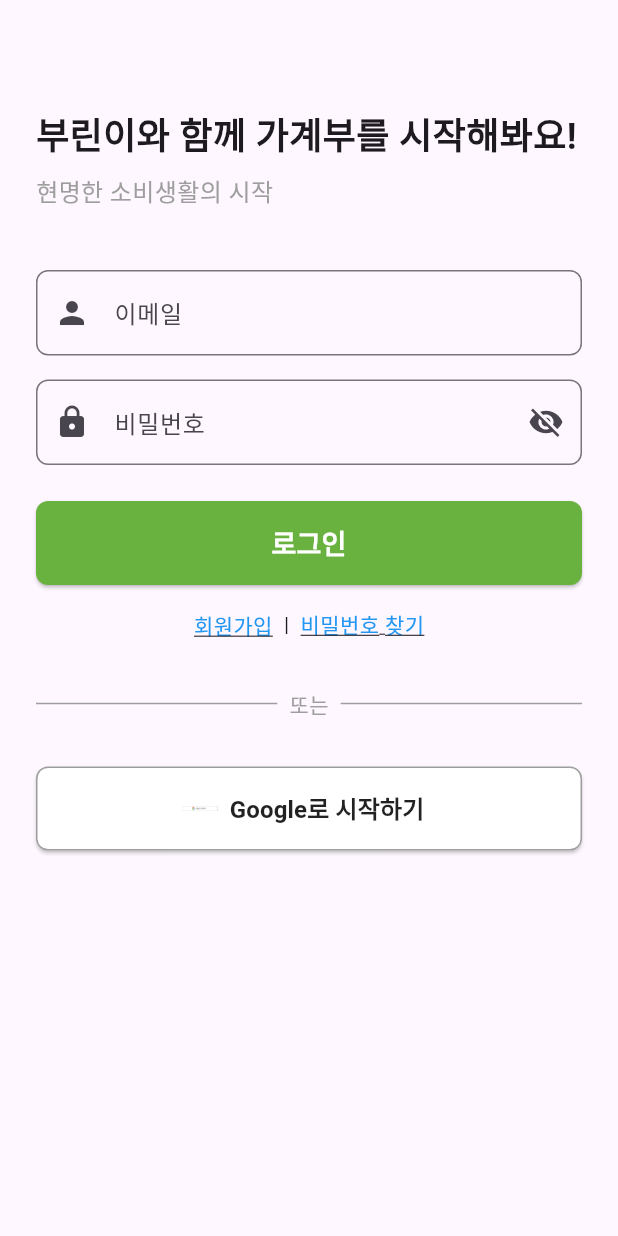
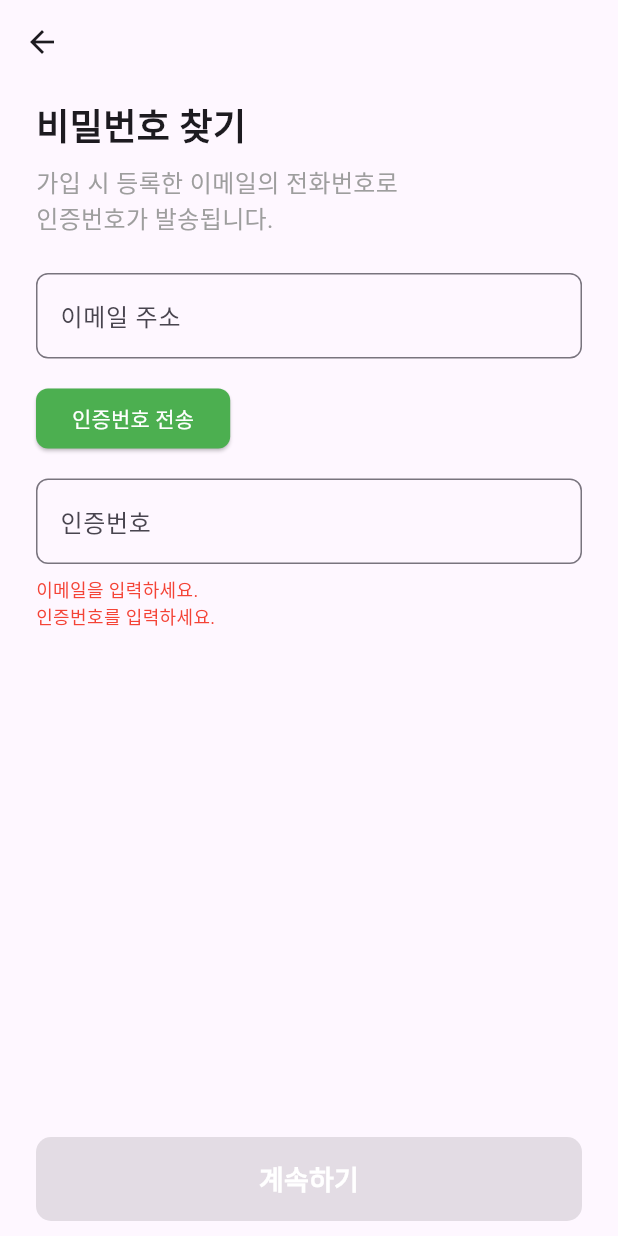
Before and after one commit to IblackgoatI/Graduation_Project, a Flutter app: the LoginScreen screen opened directly, after a tap on "비밀번호 찾기", on a phone screen of 412 x 824 dp. Run offline on Flutter 3.47's test engine with Material 3 defaults, Android fonts, the phone set to English and light mode, and no system bars; our stand-ins replace cloud_firestore, firebase_auth, firebase_core, smooth_page_indicator; accounts and stored records are empty.

Commit message:
비밀번호 찾기, 로그인 화면 ui변경

```diff
--- a/lib/screens/login.dart
+++ b/lib/screens/login.dart
@@ -2,6 +2,7 @@ import 'package:firebase_auth/firebase_auth.dart';
 import 'package:flutter/material.dart';
 import 'regist.dart'; // 회원가입 화면 (예시)
 import 'asset.dart';
+import 'pwreset.dart';
 
 class LoginScreen extends StatefulWidget {
   const LoginScreen({Key? key}) : super(key: key);
@@ -19,6 +20,9 @@ class _LoginScreenState extends State<LoginScreen> {
 
   // 비밀번호 표시 여부 상태
   bool _passwordVisible = false;
+
+  bool get _isLoginFormValid =>
+      _idController.text.trim().isNotEmpty && _passwordController.text.trim().isNotEmpty;
 
   @override
   void dispose() {
@@ -110,7 +114,7 @@ class _LoginScreenState extends State<LoginScreen> {
                   padding: const EdgeInsets.symmetric(horizontal: 24.0),
                   child: Column(
                     children: [
-                      // 아이디 입력 필드
+                      // 이메일 입력 필드
                       TextField(
                         controller: _idController,
                         decoration: InputDecoration(
@@ -121,6 +125,7 @@ class _LoginScreenState extends State<LoginScreen> {
                           ),
                           prefixIcon: const Icon(Icons.person),
                         ),
+                        onChanged: (_) => setState(() {}), // 입력이 바뀔 때마다 setState 호출
                       ),
                       const SizedBox(height: 16),
 
@@ -148,6 +153,7 @@ class _LoginScreenState extends State<LoginScreen> {
                             },
                           ),
                         ),
+                        onChanged: (_) => setState(() {}),
                       ),
                       const SizedBox(height: 24),
 
@@ -162,7 +168,7 @@ class _LoginScreenState extends State<LoginScreen> {
                               borderRadius: BorderRadius.circular(8.0),
                             ),
                           ),
-                          onPressed: _isLoading ? null : _login,
+                          onPressed: _isLoading || !_isLoginFormValid ? null : _login,
                           child: _isLoading
                               ? const CircularProgressIndicator(
                             color: Colors.white,
@@ -201,7 +207,11 @@ class _LoginScreenState extends State<LoginScreen> {
                           const Text('  |  '),
                           GestureDetector(
                             onTap: () {
-                              // 비밀번호 찾기 화면 이동 (추후 구현)
+                              //비밀번호 찾기 화면으로 이동
+                              Navigator.of(context).push(
+                                MaterialPageRoute(builder: (context) => const PasswordResetScreen()),
+                              );
+
                             },
                             child: const Text(
                               '비밀번호 찾기',
--- /dev/null
+++ b/lib/screens/pwreset.dart
@@ -0,0 +1,513 @@
+import 'dart:async';
+import 'package:cloud_firestore/cloud_firestore.dart'; // Firestore 사용
+import 'package:firebase_auth/firebase_auth.dart';
+import 'package:flutter/material.dart';
+import 'package:flutter/services.dart';
+
+import 'login.dart';
+
+
+class PasswordResetScreen extends StatefulWidget {
+  const PasswordResetScreen({Key? key}) : super(key: key);
+
+  @override
+  State<PasswordResetScreen> createState() => _PasswordResetScreenState();
+}
+
+class _PasswordResetScreenState extends State<PasswordResetScreen> {
+  final PageController _pageController = PageController();
+  int _currentStep = 0;
+
+  // 스텝 1: 이메일 인증 → Firestore에서 전화번호 조회 후 인증번호 전송
+  final TextEditingController _emailController = TextEditingController();
+  final TextEditingController _verificationController = TextEditingController();
+  String? _verificationId;
+  Timer? _resendTimer;
+  int _resendCountdown = 0;
+
+  // 스텝 2: 비밀번호 변경
+  final TextEditingController _newPasswordController = TextEditingController();
+  final TextEditingController _confirmPasswordController = TextEditingController();
+  bool _newPasswordVisible = false;
+  bool _confirmPasswordVisible = false;
+
+  // 정규식: 이메일, 비밀번호
+  final RegExp _emailRegex = RegExp(r'^[^@]+@[^@]+\.[^@]+$');
+  final RegExp _passwordRegex = RegExp(r'^[A-Za-z][A-Za-z0-9]{5,15}$');
+
+  @override
+  void initState() {
+    super.initState();
+    _emailController.addListener(_onFieldChanged);
+    _verificationController.addListener(_onFieldChanged);
+    _newPasswordController.addListener(_onFieldChanged);
+    _confirmPasswordController.addListener(_onFieldChanged);
+  }
+
+  void _onFieldChanged() => setState(() {});
+
+  @override
+  void dispose() {
+    _resendTimer?.cancel();
+    _pageController.dispose();
+    _emailController.dispose();
+    _verificationController.dispose();
+    _newPasswordController.dispose();
+    _confirmPasswordController.dispose();
+    super.dispose();
+  }
+
+  //////////////////////////////////////////////////////////////////////////////
+  // STEP 1: 이메일 인증 → Firestore에서 해당 이메일의 전화번호 조회 후 인증번호 전송
+  //////////////////////////////////////////////////////////////////////////////
+
+  Future<void> _sendVerificationCode() async {
+    final email = _emailController.text.trim();
+    if (!_emailRegex.hasMatch(email)) {
+      _showError('유효한 이메일 주소를 입력하세요.');
+      return;
+    }
+
+    try {
+      // Firestore에서 해당 이메일을 가진 사용자 문서를 조회 (컬렉션 이름은 'Users')
+      final querySnapshot = await FirebaseFirestore.instance
+          .collection('Users')
+          .where('UserId', isEqualTo: email)
+          .limit(1)
+          .get();
+
+      if (querySnapshot.docs.isEmpty) {
+        _showError('해당 이메일로 가입된 계정을 찾을 수 없습니다.');
+        return;
+      }
+
+      // 문서가 존재하면, 그 문서의 'PNum' 필드에서 전화번호를 추출
+      final userDoc = querySnapshot.docs.first;
+      final String phoneNumberRaw = userDoc.get('PNum') ?? '';
+      if (phoneNumberRaw.isEmpty) {
+        _showError('이 계정에 등록된 전화번호가 없습니다.');
+        return;
+      }
+
+      // 전화번호를 E.164 형식으로 변환 (예: "010-1234-5678" → "+821012345678")
+      String digits = phoneNumberRaw.replaceAll(RegExp(r'[^0-9]'), '');
+      if (digits.startsWith('0')) {
+        digits = digits.substring(1);
+      }
+      final String phoneNumber = '+82$digits';
+
+      await FirebaseAuth.instance.verifyPhoneNumber(
+        phoneNumber: phoneNumber,
+        timeout: const Duration(seconds: 60),
+        verificationCompleted: (PhoneAuthCredential credential) async {
+          // 자동 인증 완료 시 처리 (필요하면 구현)
+        },
+        verificationFailed: (FirebaseAuthException e) {
+          _showError(e.message ?? '전화번호 인증 실패');
+        },
+        codeSent: (String verificationId, int? resendToken) {
+          setState(() {
+            _verificationId = verificationId;
+            _resendCountdown = 60;
+          });
+          _startResendTimer();
+          _showError('인증번호가 전송되었습니다.');
+        },
+        codeAutoRetrievalTimeout: (String verificationId) {
+          setState(() {
+            _verificationId = verificationId;
+          });
+        },
+      );
+    } catch (e) {
+      _showError('인증번호 전송 중 오류가 발생했습니다.');
+    }
+  }
+
+  void _startResendTimer() {
+    _resendTimer?.cancel();
+    _resendTimer = Timer.periodic(const Duration(seconds: 1), (timer) {
+      if (_resendCountdown > 0) {
+        setState(() {
+          _resendCountdown--;
+        });
+      } else {
+        timer.cancel();
+      }
+    });
+  }
+
+  Future<void> _verifyCodeAndGoNext() async {
+    if (_verificationId == null) {
+      _showError('먼저 인증번호 전송을 진행해주세요.');
+      return;
+    }
+    if (_verificationController.text.trim().isEmpty) {
+      _showError('인증번호를 입력하세요.');
+      return;
+    }
+
+    try {
+      PhoneAuthCredential credential = PhoneAuthProvider.credential(
+        verificationId: _verificationId!,
+        smsCode: _verificationController.text.trim(),
+      );
+      await FirebaseAuth.instance.signInWithCredential(credential);
+
+      // 인증 성공 시 스텝 2로 이동
+      _pageController.nextPage(
+        duration: const Duration(milliseconds: 300),
+        curve: Curves.ease,
+      );
+      setState(() {
+        _currentStep = 1;
+      });
+    } on FirebaseAuthException catch (e) {
+      if (e.code == 'invalid-verification-code') {
+        _showError('잘못된 인증번호입니다. 다시 입력해주세요.');
+      } else if (e.code == 'session-expired') {
+        _showError('인증번호가 만료되었습니다. 다시 시도해주세요.');
+      } else {
+        _showError(e.message ?? '인증에 실패했습니다.');
+      }
+    } catch (e) {
+      _showError('인증에 실패했습니다.');
+    }
+  }
+
+  //////////////////////////////////////////////////////////////////////////////
+  // STEP 2: 비밀번호 변경
+  //////////////////////////////////////////////////////////////////////////////
+
+  Future<void> _changePassword() async {
+    final String newPassword = _newPasswordController.text.trim();
+    final String confirmPassword = _confirmPasswordController.text.trim();
+
+    if (newPassword.isEmpty || confirmPassword.isEmpty) {
+      _showError('비밀번호를 입력하세요.');
+      return;
+    }
+    if (!_passwordRegex.hasMatch(newPassword)) {
+      _showError('비밀번호는 영문으로 시작하며, 영문/숫자만 6~16자 가능합니다.');
+      return;
+    }
+    if (newPassword != confirmPassword) {
+      _showError('비밀번호가 일치하지 않습니다.');
+      return;
+    }
+
+    try {
+      User? user = FirebaseAuth.instance.currentUser;
+      if (user == null) {
+        _showError('로그인된 사용자가 없습니다. 다시 인증을 진행해주세요.');
+        return;
+      }
+      await user.updatePassword(newPassword);
+
+      ScaffoldMessenger.of(context).showSnackBar(
+        const SnackBar(content: Text('비밀번호가 성공적으로 변경되었습니다.')),
+      );
+
+      // 비밀번호 변경 후 로그인 화면으로 이동
+      Navigator.of(context).pushReplacement(
+        MaterialPageRoute(builder: (context) => const LoginScreen()),
+      );
+    } on FirebaseAuthException catch (e) {
+      _showError(e.message ?? '비밀번호 변경에 실패했습니다.');
+    } catch (e) {
+      _showError('비밀번호 변경에 실패했습니다.');
+    }
+  }
+
+  //////////////////////////////////////////////////////////////////////////////
+  // STEP별 오류 메시지 반환
+  //////////////////////////////////////////////////////////////////////////////
+
+  List<String> _getValidationErrorsForStep(int step) {
+    List<String> errors = [];
+    if (step == 0) {
+      // STEP 1: 이메일 & 인증번호
+      if (_emailController.text.trim().isEmpty) {
+        errors.add("이메일을 입력하세요.");
+      } else if (!_emailRegex.hasMatch(_emailController.text.trim())) {
+        errors.add("유효한 이메일 주소를 입력하세요.");
+      }
+      if (_verificationController.text.trim().isEmpty) {
+        errors.add("인증번호를 입력하세요.");
+      }
+    } else if (step == 1) {
+      // STEP 2: 새 비밀번호 & 비밀번호 확인
+      final String newPw = _newPasswordController.text.trim();
+      final String confirmPw = _confirmPasswordController.text.trim();
+      if (newPw.isEmpty) {
+        errors.add("새 비밀번호를 입력하세요.");
+      } else if (!_passwordRegex.hasMatch(newPw)) {
+        errors.add("비밀번호는 영문으로 시작, 영문/숫자 6~16자 가능합니다.");
+      }
+      if (confirmPw.isEmpty) {
+        errors.add("비밀번호 확인을 입력하세요.");
+      } else if (newPw != confirmPw && newPw.isNotEmpty) {
+        errors.add("비밀번호가 일치하지 않습니다.");
+      }
+    }
+    return errors;
+  }
+
+  bool _isCurrentStepValid() {
+    return _getValidationErrorsForStep(_currentStep).isEmpty;
+  }
+
+  void _showError(String message) {
+    ScaffoldMessenger.of(context).showSnackBar(
+      SnackBar(content: Text(message), backgroundColor: Colors.red),
+    );
+  }
+
+  /// STEP 1 - 이메일 입력 및 인증번호 전송
+  Widget _buildStep1() {
+    final errors = _getValidationErrorsForStep(0);
+    final bool isValid = _isCurrentStepValid();
+
+    return Column(
+      children: [
+        Expanded(
+          child: SingleChildScrollView(
+            padding: const EdgeInsets.symmetric(horizontal: 24.0, vertical: 10),
+            child: Column(
+              crossAxisAlignment: CrossAxisAlignment.start,
+              children: [
+                const Text(
+                  "비밀번호 찾기",
+                  style: TextStyle(fontSize: 24, fontWeight: FontWeight.bold),
+                ),
+                const SizedBox(height: 8),
+                const Text(
+                  "가입 시 등록한 이메일의 전화번호로\n인증번호가 발송됩니다.",
+                  style: TextStyle(fontSize: 16, color: Colors.grey),
+                ),
+                const SizedBox(height: 24),
+                // 이메일 입력
+                TextField(
+                  controller: _emailController,
+                  keyboardType: TextInputType.emailAddress,
+                  decoration: InputDecoration(
+                    labelText: "이메일 주소",
+                    hintText: "예) example@domain.com",
+                    border: OutlineInputBorder(
+                      borderRadius: BorderRadius.circular(8),
+                    ),
+                    contentPadding: const EdgeInsets.symmetric(vertical: 16, horizontal: 12),
+                  ),
+                ),
+                const SizedBox(height: 16),
+                // 인증번호 전송 버튼
+                ElevatedButton(
+                  style: ElevatedButton.styleFrom(
+                    backgroundColor: _resendCountdown > 0 ? Colors.grey : Colors.green,
+                    shape: RoundedRectangleBorder(
+                      borderRadius: BorderRadius.circular(8),
+                    ),
+                  ),
+                  onPressed: _resendCountdown > 0 ? null : _sendVerificationCode,
+                  child: _resendCountdown > 0
+                      ? Text(
+                    "재전송 대기: $_resendCountdown초",
+                    style: const TextStyle(color: Colors.red),
+                  )
+                      : const Text(
+                    "인증번호 전송",
+                    style: TextStyle(color: Colors.white),
+                  ),
+                ),
+                const SizedBox(height: 16),
+                // 인증번호 입력
+                TextField(
+                  controller: _verificationController,
+                  keyboardType: TextInputType.number,
+                  decoration: InputDecoration(
+                    labelText: "인증번호",
+                    hintText: "인증번호 입력",
+                    border: OutlineInputBorder(
+                      borderRadius: BorderRadius.circular(8),
+                    ),
+                    contentPadding: const EdgeInsets.symmetric(vertical: 16, horizontal: 12),
+                  ),
+                ),
+                // 오류 메시지 표시
+                if (_currentStep == 0 && errors.isNotEmpty) ...[
+                  const SizedBox(height: 8),
+                  for (final error in errors)
+                    Text(
+                      error,
+                      style: const TextStyle(color: Colors.red, fontSize: 12),
+                    ),
+                ],
+              ],
+            ),
+          ),
+        ),
+        // 계속하기 버튼
+        Padding(
+          padding: const EdgeInsets.symmetric(horizontal: 24.0, vertical: 10),
+          child: SizedBox(
+            width: double.infinity,
+            height: 56,
+            child: ElevatedButton(
+              style: ElevatedButton.styleFrom(
+                backgroundColor: isValid ? Colors.green : Colors.grey,
+                shape: RoundedRectangleBorder(
+                  borderRadius: BorderRadius.circular(10),
+                ),
+              ),
+              onPressed: isValid ? _verifyCodeAndGoNext : null,
+              child: const Text(
+                "계속하기",
+                style: TextStyle(color: Colors.white, fontSize: 18, fontWeight: FontWeight.bold),
+              ),
+            ),
+          ),
+        ),
+      ],
+    );
+  }
+
+  /// STEP 2 - 비밀번호 변경
+  Widget _buildStep2() {
+    final errors = _getValidationErrorsForStep(1);
+    final bool isValid = _isCurrentStepValid();
+
+    return Column(
+      children: [
+        Expanded(
+          child: SingleChildScrollView(
+            padding: const EdgeInsets.symmetric(horizontal: 24.0, vertical: 10),
+            child: Column(
+              crossAxisAlignment: CrossAxisAlignment.start,
+              children: [
+                const Text(
+                  "비밀번호 변경",
+                  style: TextStyle(fontSize: 24, fontWeight: FontWeight.bold),
+                ),
+                const SizedBox(height: 8),
+                const Text(
+                  "새로운 비밀번호를 입력 해주세요.",
+                  style: TextStyle(fontSize: 16, color: Colors.grey),
+                ),
+                const SizedBox(height: 24),
+                // 새로운 비밀번호
+                TextField(
+                  controller: _newPasswordController,
+                  obscureText: !_newPasswordVisible,
+                  decoration: InputDecoration(
+                    labelText: "새로운 비밀번호 (영문+숫자 6~16자)",
+                    border: OutlineInputBorder(
+                      borderRadius: BorderRadius.circular(8),
+                    ),
+                    contentPadding: const EdgeInsets.symmetric(vertical: 16, horizontal: 12),
+                    suffixIcon: IconButton(
+                      icon: Icon(_newPasswordVisible ? Icons.visibility : Icons.visibility_off),
+                      onPressed: () {
+                        setState(() {
+                          _newPasswordVisible = !_newPasswordVisible;
+                        });
+                      },
+                    ),
+                  ),
+                ),
+                const SizedBox(height: 16),
+                // 비밀번호 확인
+                TextField(
+                  controller: _confirmPasswordController,
+                  obscureText: !_confirmPasswordVisible,
+                  decoration: InputDecoration(
+                    labelText: "비밀번호 확인",
+                    border: OutlineInputBorder(
+                      borderRadius: BorderRadius.circular(8),
+                    ),
+                    contentPadding: const EdgeInsets.symmetric(vertical: 16, horizontal: 12),
+                    suffixIcon: IconButton(
+                      icon: Icon(_confirmPasswordVisible ? Icons.visibility : Icons.visibility_off),
+                      onPressed: () {
+                        setState(() {
+                          _confirmPasswordVisible = !_confirmPasswordVisible;
+                        });
+                      },
+                    ),
+                  ),
+                ),
+                // 오류 메시지 표시
+                if (_currentStep == 1 && errors.isNotEmpty) ...[
+                  const SizedBox(height: 8),
+                  for (final error in errors)
+                    Text(
+                      error,
+                      style: const TextStyle(color: Colors.red, fontSize: 12),
+                    ),
+                ],
+              ],
+            ),
+          ),
+        ),
+        // 변경하기 버튼
+        Padding(
+          padding: const EdgeInsets.symmetric(horizontal: 24.0, vertical: 10),
+          child: SizedBox(
+            width: double.infinity,
+            height: 56,
+            child: ElevatedButton(
+              style: ElevatedButton.styleFrom(
+                backgroundColor: isValid ? const Color(0xFF69B23F) : Colors.grey,
+                shape: RoundedRectangleBorder(
+                  borderRadius: BorderRadius.circular(10),
+                ),
+              ),
+              onPressed: isValid ? _changePassword : null,
+              child: const Text(
+                "변경하기",
+                style: TextStyle(color: Colors.white, fontSize: 18, fontWeight: FontWeight.bold),
+              ),
+            ),
+          ),
+        ),
+      ],
+    );
+  }
+
+  //////////////////////////////////////////////////////////////////////////////
+  // 메인 빌드
+  //////////////////////////////////////////////////////////////////////////////
+
+  @override
+  Widget build(BuildContext context) {
+    return Scaffold(
+      appBar: AppBar(
+        leading: _currentStep > 0
+            ? IconButton(
+          icon: const Icon(Icons.arrow_back),
+          onPressed: () {
+            _pageController.previousPage(
+              duration: const Duration(milliseconds: 300),
+              curve: Curves.ease,
+            );
+            setState(() {
+              _currentStep--;
+            });
+          },
+        )
+            : null,
+      ),
+      body: GestureDetector(
+        behavior: HitTestBehavior.opaque,
+        onTap: () => FocusScope.of(context).unfocus(),
+        child: PageView(
+          controller: _pageController,
+          physics: const NeverScrollableScrollPhysics(),
+          children: [
+            _buildStep1(),
+            _buildStep2(),
+          ],
+        ),
+      ),
+    );
+  }
+}
--- a/lib/screens/regist.dart
+++ b/lib/screens/regist.dart
@@ -172,7 +172,7 @@ List<String> _getValidationErrorsForStep(int step) {
   } else if (step == 2) {
     // Step 3: 전화번호, 인증번호
     if (!phoneRegex.hasMatch(_phoneController.text.trim())) {
-      errors.add("전화번호 형식이 올바르지 않습니다. (예: 010-1234-5678 또는 010-123-4567)");
+      errors.add("전화번호를 입력하세요.");
     }
     if (_verificationController.text.trim().isEmpty) {
       errors.add("인증번호를 입력하세요.");
@@ -268,20 +268,20 @@ Future<void> _sendVerificationCode() async {
       phoneNumber: phoneNumber,
       timeout: const Duration(seconds: 60),
       verificationCompleted: (PhoneAuthCredential credential) async {
-        // 자동 인증 완료 시 처리 (필요에 따라 구현)
+        // 자동 인증 완료 시 처리
       },
       verificationFailed: (FirebaseAuthException e) {
+        // 전화번호 형식 오류, 전송 불가 등
         _showError(e.message ?? '전화번호 인증 실패');
       },
       codeSent: (String verificationId, int? resendToken) {
         setState(() {
           _verificationId = verificationId;
-          _resendCountdown = 60; // 60초 대기 시작
+          _resendCountdown = 60;
         });
-        _startResendTimer(); // 타이머 시작
+        _startResendTimer();
         _showError('인증번호가 전송되었습니다.');
       },
-
       codeAutoRetrievalTimeout: (String verificationId) {
         setState(() {
           _verificationId = verificationId;
@@ -289,8 +289,10 @@ Future<void> _sendVerificationCode() async {
       },
     );
   } catch (e) {
+    // 여기서는 일반적인 try/catch로 전송 과정의 예외만 잡음
     _showError('전화번호 인증 요청 중 오류가 발생했습니다.');
   }
+
 }
 
 // 최종 단계에서 인증번호 확인 후 이메일/비밀번호 계정 생성,
@@ -356,10 +358,13 @@ Future<void> _verifyCodeAndRegister() async {
 
     if (e.code == 'email-already-in-use') {
       _showError('이미 아이디가 존재합니다.');
+      return;
     } else if (e.code == 'credential-already-in-use') {
       _showError('이미 해당 전화번호로 인증된 계정이 존재합니다.');
+      return;
     } else {
       _showError(e.message ?? '회원가입에 실패했습니다.');
+      return;
     }
   } catch (e) {
     print("Error in _verifyCodeAndRegister: $e");
@@ -371,6 +376,7 @@ Future<void> _verifyCodeAndRegister() async {
       }
     }
     _showError('회원가입에 실패했습니다.');
+    return;
   }
 }
 
```
